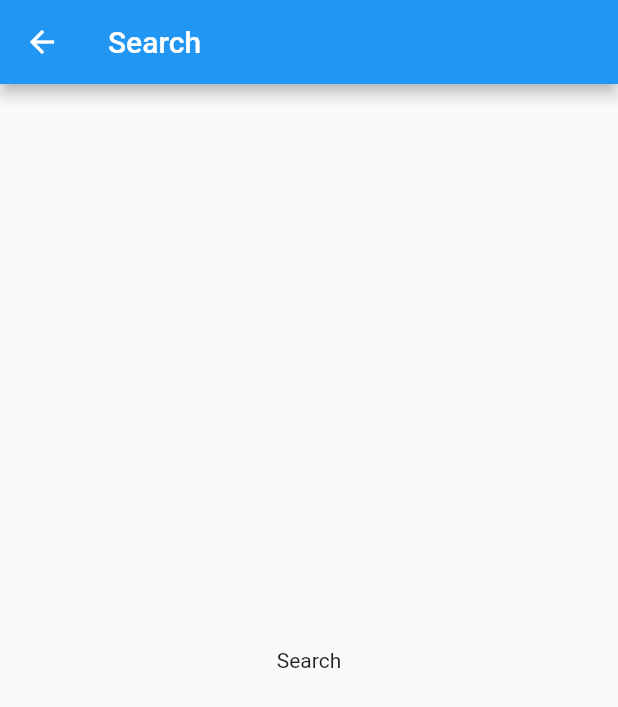
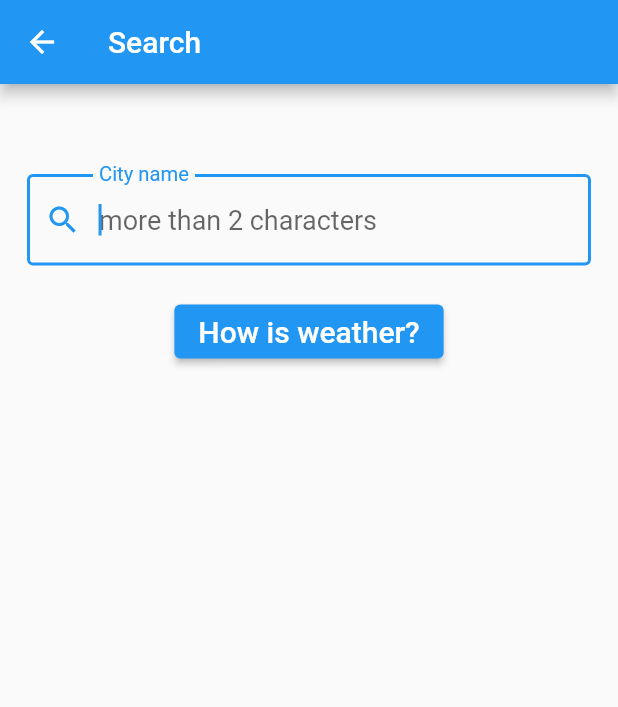
Before and after one commit to fahmi54321/weather_app_dengan_advanced_provider, a Flutter app: the SearchPage screen opened directly, on a phone screen of 412 x 824 dp. Shown: the top 707 px of the screen. Run offline on Flutter 3.47's test engine with Material 2 defaults, Android fonts, the phone set to English and light mode, and no system bars; our stand-ins replace equatable, flutter_dotenv.

Commit message:
implement weather provider

```diff
--- a/lib/pages/search_page.dart
+++ b/lib/pages/search_page.dart
@@ -8,14 +8,71 @@ class SearchPage extends StatefulWidget {
 }
 
 class _SearchPageState extends State<SearchPage> {
+  final formKey = GlobalKey<FormState>();
+  String? city;
+  AutovalidateMode autovalidateMode = AutovalidateMode.disabled;
+
+  //todo 2 (next home_page.dart)
+  void _submit() {
+    setState(() {
+      autovalidateMode = AutovalidateMode.always;
+    });
+
+    final form = formKey.currentState;
+
+    if (form != null && form.validate()) {
+      form.save();
+      Navigator.pop(
+        context,
+        city?.trim(),
+      );
+    }
+  }
+
   @override
   Widget build(BuildContext context) {
     return Scaffold(
       appBar: AppBar(
         title: const Text('Search'),
       ),
-      body: Center(
-        child: Text('Search'),
+      body: Form(
+        key: formKey,
+        autovalidateMode: autovalidateMode,
+        child: Column(
+          children: [
+            const SizedBox(height: 60.0),
+            Padding(
+              padding: const EdgeInsets.symmetric(horizontal: 18.0),
+              child: TextFormField(
+                autofocus: true,
+                style: const TextStyle(fontSize: 18.0),
+                decoration: const InputDecoration(
+                  labelText: 'City name',
+                  hintText: 'more than 2 characters',
+                  prefixIcon: Icon(Icons.search),
+                  border: OutlineInputBorder(),
+                ),
+                validator: (String? input) {
+                  if (input == null || input.trim().length < 2) {
+                    return 'City name must be at least 2 characters long';
+                  }
+                  return null;
+                },
+                onChanged: (String? input) {
+                  city = input;
+                },
+              ),
+            ),
+            const SizedBox(height: 20.0),
+            ElevatedButton(
+              onPressed: _submit,
+              child: const Text(
+                'How is weather?',
+                style: TextStyle(fontSize: 20.0),
+              ),
+            ),
+          ],
+        ),
       ),
     );
   }
--- a/pubspec.yaml
+++ b/pubspec.yaml
@@ -3,7 +3,7 @@ description: A new Flutter project.
 
 # The following line prevents the package from being accidentally published to
 # pub.dev using `flutter pub publish`. This is preferred for private packages.
-publish_to: 'none' # Remove this line if you wish to publish to pub.dev
+publish_to: "none" # Remove this line if you wish to publish to pub.dev
 
 # The following defines the version and build number for your application.
 # A version number is three numbers separated by dots, like 1.2.43
@@ -20,7 +20,7 @@ publish_to: 'none' # Remove this line if you wish to publish to pub.dev
 version: 1.0.0+1
 
 environment:
-  sdk: '>=2.18.2 <3.0.0'
+  sdk: ">=2.18.2 <3.0.0"
 
 # Dependencies specify other packages that your package needs in order to work.
 # To automatically upgrade your package dependencies to the latest versions
@@ -31,7 +31,6 @@ environment:
 dependencies:
   flutter:
     sdk: flutter
-
 
   # The following adds the Cupertino Icons font to your application.
   # Use with the CupertinoIcons class for iOS style icons.
@@ -59,7 +58,6 @@ dev_dependencies:
 
 # The following section is specific to Flutter packages.
 flutter:
-
   # The following line ensures that the Material Icons font is
   # included with your application, so that you can use the icons in
   # the material Icons class.
```
Also changed, not shown: lib/pages/home_page.dart (+116 -10 lines).
